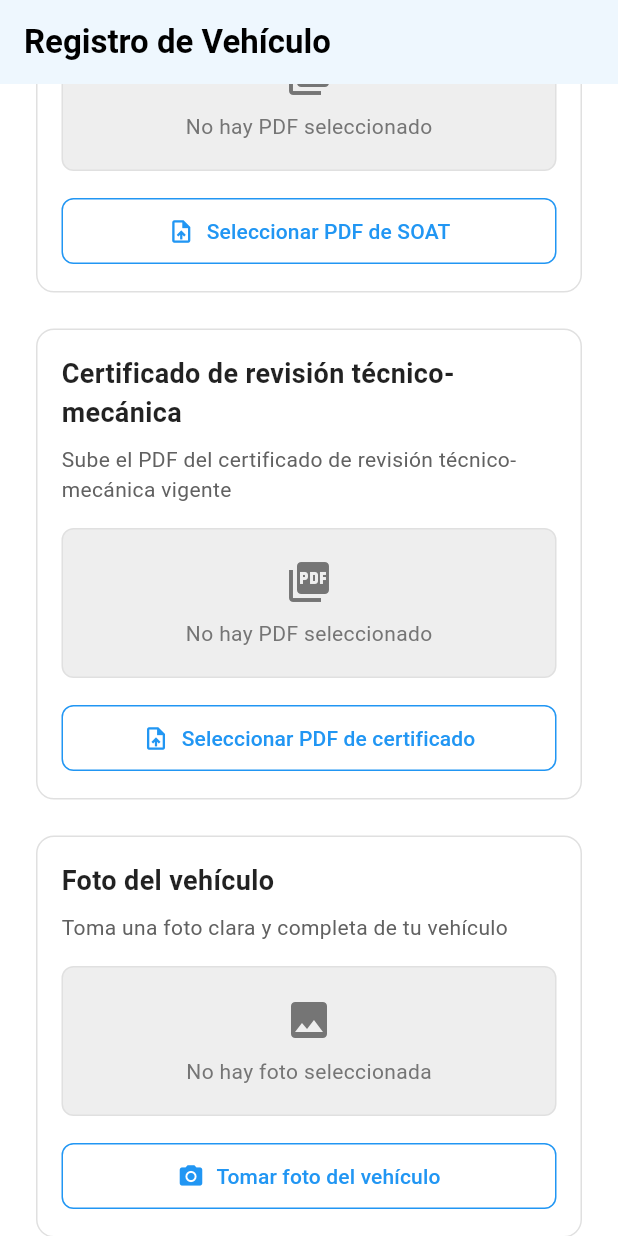
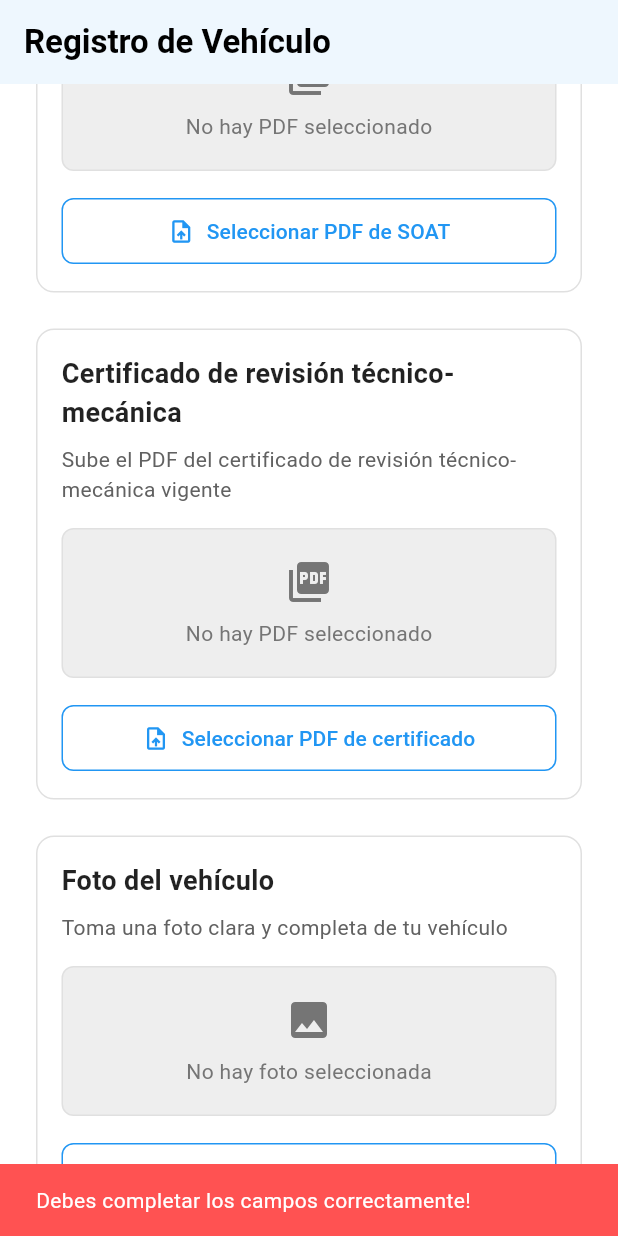
Before and after one commit to JuanFelipeRomero/FreeWheel-Frontend, a Flutter app: the RegisterVehicleScreen screen opened directly, scrolled down 1301 dp, after a tap on "Registrar Vehículo", on a phone screen of 412 x 824 dp. Run offline on Flutter 3.47's test engine with Material 3 defaults, Android fonts, the phone set to English and light mode, and no system bars; our stand-ins replace file_picker, flutter_dotenv, font_awesome_flutter, google_fonts, image_picker, shared_preferences; accounts and stored records are empty.

Commit message:
fix: solve issue after vehicle registration, and add fields validation

```diff
--- a/lib/data/services/register_vehicle_service.dart
+++ b/lib/data/services/register_vehicle_service.dart
@@ -141,6 +141,7 @@ class VehicleService {
 
       if (response.statusCode == 200 || response.statusCode == 201) {
         print('Vehicle registration successful!');
+        await _authService.updateDriverStatus(true);
         return true;
       } else {
         throw Exception('Error en la solicitud: ${response.statusCode}, $responseData');
--- a/lib/presentation/screens/profile_screen.dart
+++ b/lib/presentation/screens/profile_screen.dart
@@ -170,10 +170,10 @@ class _ProfileScreenState extends State<ProfileScreen> {
                   },
                   style: ButtonStyle(
                     backgroundColor: MaterialStateProperty.all<Color>(
-                      Colors.white,
+                      Colors.blue,
                     ),
                     foregroundColor: MaterialStateProperty.all<Color>(
-                      Colors.black87,
+                      Colors.white,
                     ),
                     shape: MaterialStateProperty.all<RoundedRectangleBorder>(
                         RoundedRectangleBorder(
--- a/lib/presentation/screens/register_vehicle_screen.dart
+++ b/lib/presentation/screens/register_vehicle_screen.dart
@@ -6,6 +6,8 @@ import 'package:image_picker/image_picker.dart';
 import 'package:file_picker/file_picker.dart';
 import 'package:path_provider/path_provider.dart';
 import 'package:path/path.dart' as path;
+
+import '../shell/main_screen.dart';
 
 class RegisterVehicleScreen extends StatefulWidget {
   const RegisterVehicleScreen({super.key});
@@ -37,7 +39,7 @@ class _RegisterVehicleScreenState extends State<RegisterVehicleScreen> {
   bool _isLoading = false;
 
   // Lists for dropdowns
-  final List<String> _tipoVehiculos = ['Sedan', 'SUV', 'Hatchback', 'Camioneta', 'Otro'];
+  final List<String> _tipoVehiculos = ['Sedan', 'SUV', 'Hatchback', 'Pick-up', 'Otro'];
   String? _selectedTipo;
 
   @override
@@ -252,6 +254,12 @@ class _RegisterVehicleScreenState extends State<RegisterVehicleScreen> {
 
   Future<void> _submitVehicleRegistration() async {
     if (!_formKey.currentState!.validate()) {
+      ScaffoldMessenger.of(context).showSnackBar(
+        SnackBar(
+          content: Text('Debes completar los campos correctamente!'),
+          backgroundColor: Colors.redAccent,
+        ),
+      );
       return;
     }
 
@@ -298,7 +306,13 @@ class _RegisterVehicleScreenState extends State<RegisterVehicleScreen> {
               backgroundColor: Colors.green,
             ),
           );
-          Navigator.of(context).popUntil((route) => route.isFirst);
+          Navigator.pushReplacement(
+            context,
+            MaterialPageRoute(builder: (_) => const MainScreen()),
+          );
+
+
+         //Navigator.of(context).popUntil((route) => route.isFirst);
         }
       }
     } catch (e) {
```
